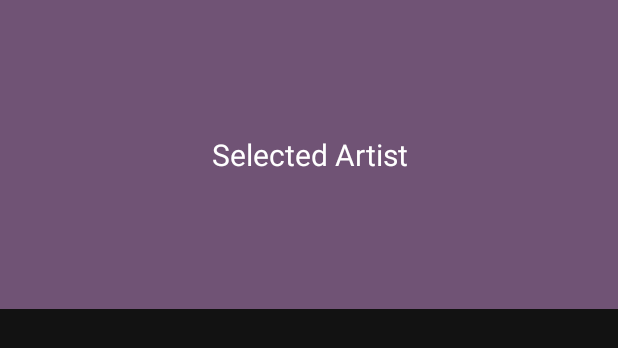
After one commit to Sammy-T/CloudPlayer, an Android app: the layout artists_content_selection.xml on its own in the app's theme, with its tools: preview values and no code run, on a phone screen of 412 x 824 dp. The commit adds this screen. Shown: the top 348 px of the screen. Run offline under Robolectric (Android 15) with nearby library versions, the phone set to English and light mode, and no system bars.

Commit message:
Created Artists layout

```diff
--- a/app/src/main/java/sammyt/cloudplayer/ui/playlists/PlaylistsFragment.java
+++ b/app/src/main/java/sammyt/cloudplayer/ui/playlists/PlaylistsFragment.java
@@ -1,6 +1,5 @@
 package sammyt.cloudplayer.ui.playlists;
 
-import android.content.Context;
 import android.os.Bundle;
 import android.util.Log;
 import android.view.LayoutInflater;
@@ -26,7 +25,6 @@ import java.util.ArrayList;
 import de.voidplus.soundcloud.Playlist;
 import de.voidplus.soundcloud.Track;
 import de.voidplus.soundcloud.User;
-import sammyt.cloudplayer.MainActivity;
 import sammyt.cloudplayer.NavActivity;
 import sammyt.cloudplayer.PlaylistAdapter;
 import sammyt.cloudplayer.R;
--- /dev/null
+++ b/app/src/main/res/layout/artists_content_selection.xml
@@ -0,0 +1,38 @@
+<?xml version="1.0" encoding="utf-8"?>
+<androidx.constraintlayout.widget.ConstraintLayout
+    xmlns:android="http://schemas.android.com/apk/res/android"
+    xmlns:app="http://schemas.android.com/apk/res-auto"
+    android:layout_width="match_parent"
+    android:layout_height="match_parent">
+
+    <ImageView
+        android:id="@+id/artist_image"
+        android:layout_width="match_parent"
+        android:layout_height="0dp"
+        app:layout_constraintTop_toTopOf="parent"
+        app:layout_constraintBottom_toBottomOf="@id/guideline"/>
+    <TextView
+        android:id="@+id/artist_selected_title"
+        android:layout_width="match_parent"
+        android:layout_height="0dp"
+        android:background="@color/colorPrimaryTrans50"
+        android:padding="24dp"
+        android:gravity="center"
+        android:textAlignment="center"
+        android:textSize="20sp"
+        android:text="Selected Artist"
+        app:layout_constraintTop_toTopOf="parent"
+        app:layout_constraintBottom_toTopOf="@id/guideline"/>
+    <androidx.constraintlayout.widget.Guideline
+        android:id="@+id/guideline"
+        android:layout_width="wrap_content"
+        android:layout_height="wrap_content"
+        android:orientation="horizontal"
+        app:layout_constraintGuide_percent="0.25" />
+    <androidx.recyclerview.widget.RecyclerView
+        android:id="@+id/artist_track_recycler"
+        android:layout_width="match_parent"
+        android:layout_height="0dp"
+        app:layout_constraintTop_toBottomOf="@id/guideline"
+        app:layout_constraintBottom_toBottomOf="parent" />
+</androidx.constraintlayout.widget.ConstraintLayout>
```
Also changed, not shown: app/src/main/java/sammyt/cloudplayer/ui/artists/ArtistsFragment.java (+7 -7 lines), app/src/main/res/layout/artist_item.xml (added, +21 -0 lines), app/src/main/res/layout/artists_content_list.xml (added, +24 -0 lines), app/src/main/res/layout/fragment_artists.xml (+32 -13 lines).
